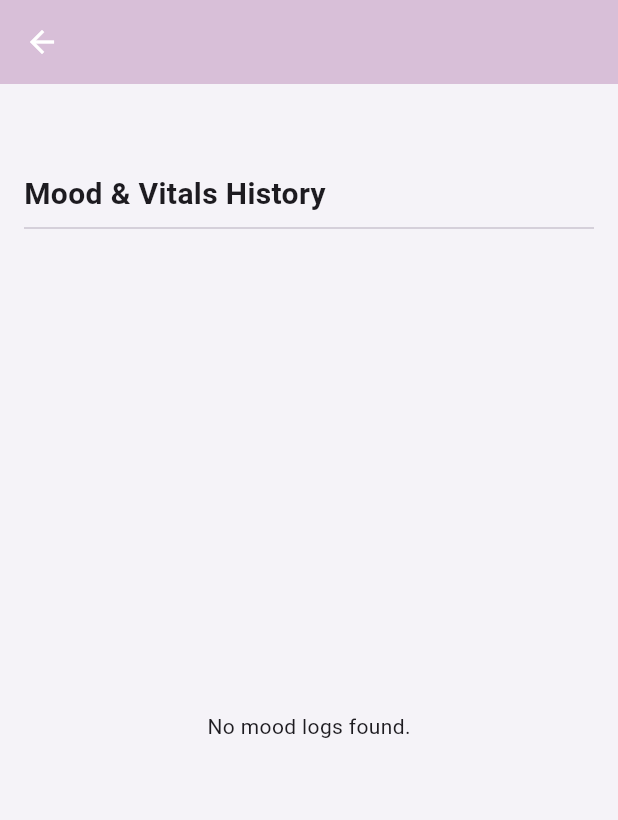
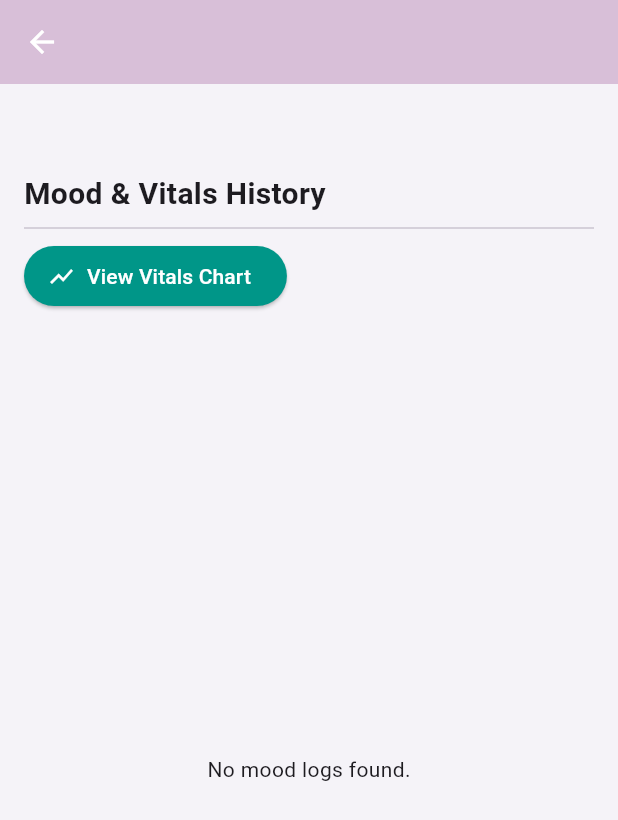
Before and after one commit to Ba-jx/safespace, a Flutter app: the PatientDetailScreen screen opened directly with empty values, on a phone screen of 412 x 824 dp. Shown: the top 820 px of the screen. Run offline on Flutter 3.47's test engine with Material 3 defaults, Android fonts, the phone set to English and light mode, and no system bars; our stand-ins replace cloud_firestore, firebase_auth, firebase_core, firebase_messaging, fl_chart, flutter_local_notifications and 1 more; accounts and stored records are empty.

Commit message:
Update patient_detail_screen.dart

```diff
--- a/lib/screens/patient_detail_screen.dart
+++ b/lib/screens/patient_detail_screen.dart
@@ -1,6 +1,7 @@
 import 'package:flutter/material.dart';
 import 'package:cloud_firestore/cloud_firestore.dart';
 import 'package:intl/intl.dart';
+import 'vitals_chart_screen.dart';
 
 class PatientDetailScreen extends StatelessWidget {
   final String patientId;
@@ -32,6 +33,23 @@ class PatientDetailScreen extends StatelessWidget {
               style: TextStyle(fontSize: 20, fontWeight: FontWeight.bold),
             ),
             const Divider(),
+            ElevatedButton.icon(
+              onPressed: () {
+                Navigator.push(
+                  context,
+                  MaterialPageRoute(
+                    builder: (_) => VitalsChartScreen(patientId: patientId),
+                  ),
+                );
+              },
+              icon: const Icon(Icons.show_chart),
+              label: const Text('View Vitals Chart'),
+              style: ElevatedButton.styleFrom(
+                backgroundColor: Colors.teal,
+                foregroundColor: Colors.white,
+              ),
+            ),
+            const SizedBox(height: 10),
             Expanded(
               child: StreamBuilder<QuerySnapshot>(
                 stream: FirebaseFirestore.instance
```
